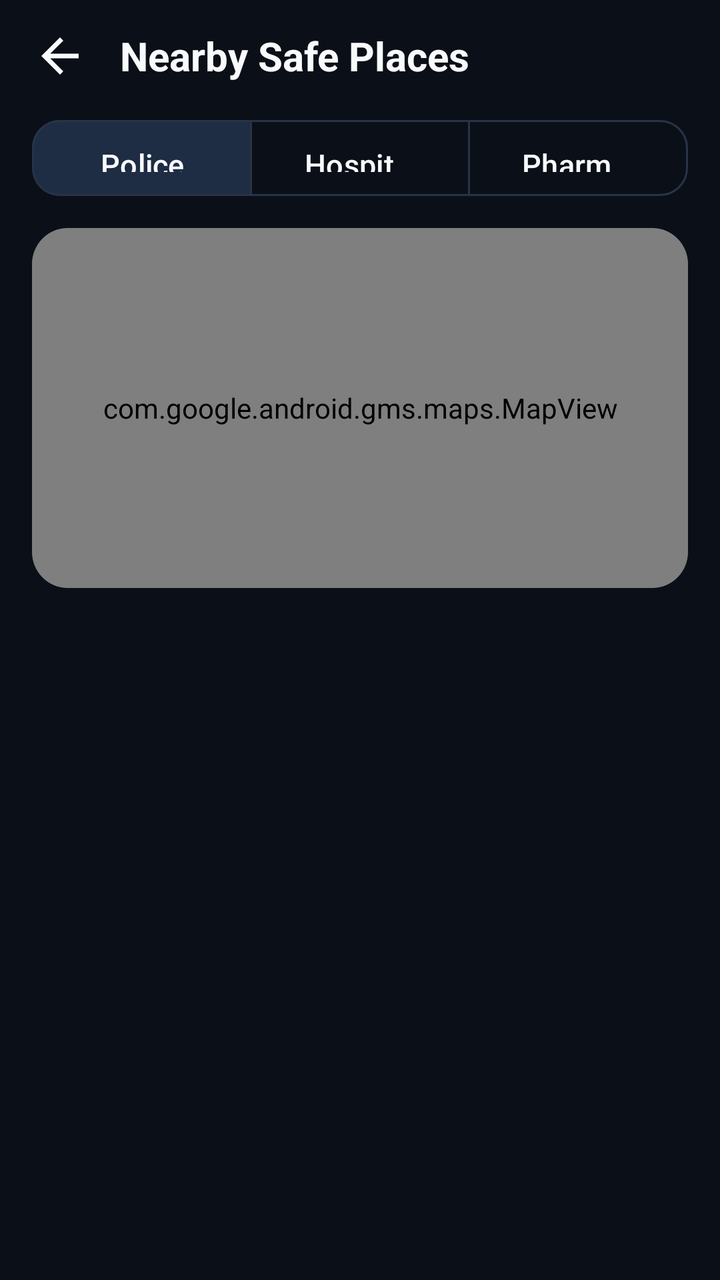
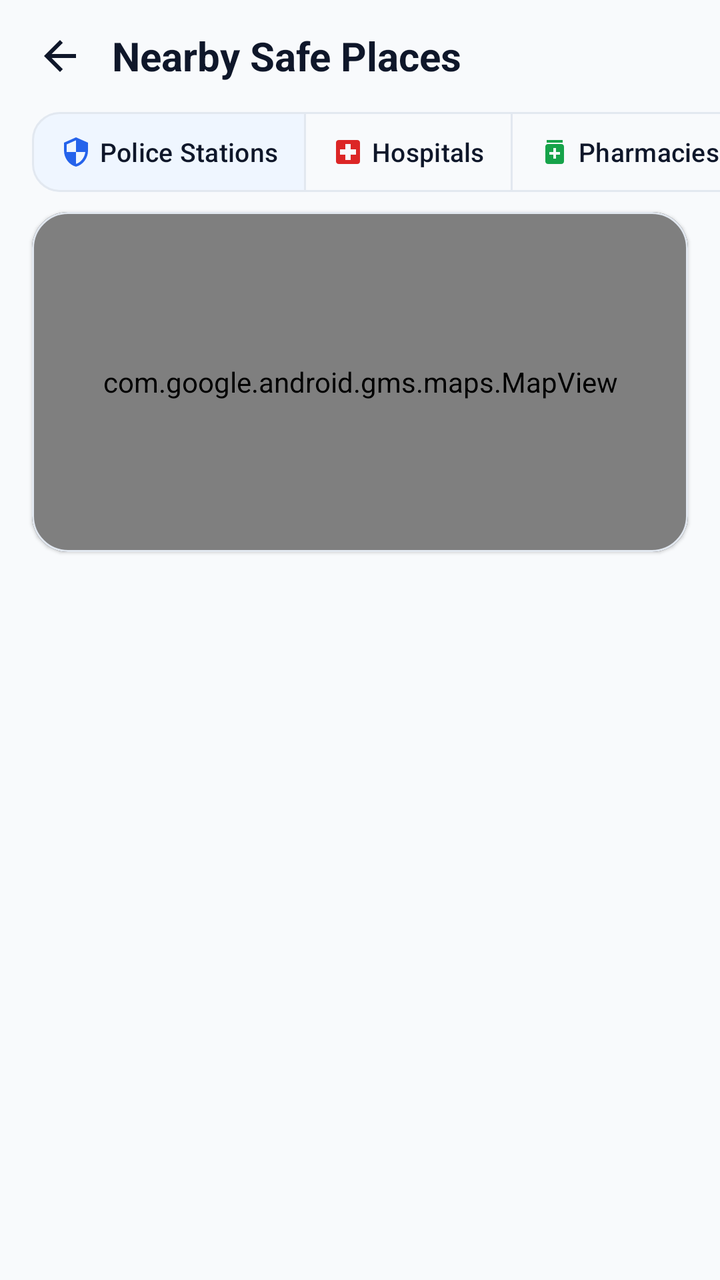

Before-and-after screenshots of an Android layout around one commit, followed by the original layout XML and the change that was made.
<!-- AndroidManifest.xml: application theme Theme.RiskFreeRoutes -->
<!-- res/layout/activity_nearby_places.xml -->
<?xml version="1.0" encoding="utf-8"?>
<androidx.coordinatorlayout.widget.CoordinatorLayout
    xmlns:android="http://schemas.android.com/apk/res/android"
    xmlns:app="http://schemas.android.com/apk/res-auto"
    android:layout_width="match_parent"
    android:layout_height="match_parent"
    android:background="@color/colorBackground">

    <LinearLayout
        android:layout_width="match_parent"
        android:layout_height="match_parent"
        android:orientation="vertical">

        
        <LinearLayout
            android:layout_width="match_parent"
            android:layout_height="56dp"
            android:orientation="horizontal"
            android:gravity="center_vertical"
            android:paddingHorizontal="8dp">

            <ImageView
                android:id="@+id/btn_back"
                android:layout_width="44dp"
                android:layout_height="44dp"
                android:src="@drawable/ic_back"
                app:tint="@color/text_primary"
                android:padding="8dp"
                android:background="?attr/selectableItemBackgroundBorderless"
                android:clickable="true"
                android:focusable="true" />

            <TextView
                android:layout_width="wrap_content"
                android:layout_height="wrap_content"
                android:layout_marginStart="8dp"
                android:text="Nearby Safe Places"
                android:textColor="@color/text_primary"
                android:textSize="20sp"
                android:textStyle="bold" />
        </LinearLayout>

        
        <com.google.android.material.button.MaterialButtonToggleGroup
            android:id="@+id/toggle_filters"
            android:layout_width="match_parent"
            android:layout_height="46dp"
            android:layout_marginHorizontal="16dp"
            android:layout_marginBottom="12dp"
            app:singleSelection="true"
            app:selectionRequired="true"
            app:checkedButton="@+id/btn_filter_police">

            <com.google.android.material.button.MaterialButton
                android:id="@+id/btn_filter_police"
                style="@style/Widget.RiskFreeRoutes.Button.Outlined"
                android:layout_width="0dp"
                android:layout_height="match_parent"
                android:layout_weight="1"
                android:text="Police" />

            <com.google.android.material.button.MaterialButton
                android:id="@+id/btn_filter_hospitals"
                style="@style/Widget.RiskFreeRoutes.Button.Outlined"
                android:layout_width="0dp"
                android:layout_height="match_parent"
                android:layout_weight="1"
                android:text="Hospitals" />

            <com.google.android.material.button.MaterialButton
                android:id="@+id/btn_filter_pharmacies"
                style="@style/Widget.RiskFreeRoutes.Button.Outlined"
                android:layout_width="0dp"
                android:layout_height="match_parent"
                android:layout_weight="1"
                android:text="Pharmacies" />

        </com.google.android.material.button.MaterialButtonToggleGroup>

        
        <androidx.cardview.widget.CardView
            android:layout_width="match_parent"
            android:layout_height="180dp"
            android:layout_marginHorizontal="16dp"
            android:layout_marginBottom="8dp"
            app:cardCornerRadius="@dimen/card_corner_radius"
            app:cardBackgroundColor="@color/colorSurfaceVariant"
            app:cardElevation="0dp">
            
            <com.google.android.gms.maps.MapView
                android:id="@+id/map_view"
                android:layout_width="match_parent"
                android:layout_height="match_parent" />
        </androidx.cardview.widget.CardView>

        <FrameLayout
            android:layout_width="match_parent"
            android:layout_height="match_parent">
            
            
            <ProgressBar
                android:id="@+id/progress_bar"
                android:layout_width="wrap_content"
                android:layout_height="wrap_content"
                android:layout_gravity="center"
                android:visibility="gone"
                android:indeterminateTint="@color/primary_blue_light" />

            
            <LinearLayout
                android:id="@+id/empty_state"
                android:layout_width="match_parent"
                android:layout_height="wrap_content"
                android:orientation="vertical"
                android:gravity="center"
                android:layout_gravity="center"
                android:padding="32dp"
                android:visibility="gone">

                <ImageView
                    android:layout_width="56dp"
                    android:layout_height="56dp"
                    android:src="@drawable/ic_location_pin"
                    app:tint="@color/text_muted" />

                <TextView
                    android:id="@+id/tv_empty_text"
                    android:layout_width="wrap_content"
                    android:layout_height="wrap_content"
                    android:text="No safe places found nearby"
                    android:textColor="@color/text_secondary"
                    android:textSize="15sp"
                    android:layout_marginTop="16dp" />
            </LinearLayout>

            
            <androidx.recyclerview.widget.RecyclerView
                android:id="@+id/rv_places"
                android:layout_width="match_parent"
                android:layout_height="match_parent"
                android:clipToPadding="false"
                android:paddingBottom="16dp" />
        </FrameLayout>

    </LinearLayout>
</androidx.coordinatorlayout.widget.CoordinatorLayout>
<!-- resources referenced by this layout -->
<resources>
  <color name="colorBackground">#0B0F17</color>
  <color name="colorSurfaceVariant">#1C2433</color>
  <color name="primary_blue_light">#60A5FA</color>
  <color name="text_muted">#64748B</color>
  <color name="text_primary">#F8FAFC</color>
  <color name="text_secondary">#94A3B8</color>
  <style name="Theme.RiskFreeRoutes" parent="Theme.Material3.Dark.NoActionBar">
  
          
          <item name="colorPrimary">@color/primary_blue</item>
          <item name="colorPrimaryContainer">@color/primary_blue_dark</item>
          <item name="colorOnPrimary">@color/text_on_primary</item>
  
          <item name="colorSecondary">@color/accent_blue</item>
          <item name="colorSecondaryContainer">@color/primary_blue_subtle</item>
          <item name="colorOnSecondary">@color/colorBackground</item>
  
          <item name="colorTertiary">@color/warning_amber</item>
          <item name="colorError">@color/danger_red</item>
          <item name="colorOnError">@color/text_on_primary</item>
  
          <item name="colorSurface">@color/colorSurface</item>
          <item name="colorSurfaceVariant">@color/colorSurfaceVariant</item>
          <item name="colorOnSurface">@color/text_primary</item>
          <item name="colorOnSurfaceVariant">@color/text_secondary</item>
  
          <item name="android:colorBackground">@color/colorBackground</item>
  
          
          <item name="android:statusBarColor">@color/colorBackground</item>
          <item name="android:navigationBarColor">@color/colorBackground</item>
          <item name="android:windowLightStatusBar">false</item>
          <item name="android:windowLightNavigationBar">false</item>
  
          
          <item name="shapeAppearanceSmallComponent">@style/ShapeAppearance.RiskFreeRoutes.SmallComponent</item>
          <item name="shapeAppearanceMediumComponent">@style/ShapeAppearance.RiskFreeRoutes.MediumComponent</item>
          <item name="shapeAppearanceLargeComponent">@style/ShapeAppearance.RiskFreeRoutes.LargeComponent</item>
  
      </style>
  <color name="colorSurfaceBorder">#283347</color>
  <dimen name="button_height">52dp</dimen>
  <dimen name="button_text_size">15sp</dimen>
  <color name="primary_blue">#3B82F6</color>
  <color name="primary_blue_dark">#2563EB</color>
  <color name="accent_blue">#93C5FD</color>
  <color name="primary_blue_subtle">#1E2C44</color>
  <color name="warning_amber">#F59E0B</color>
  <color name="danger_red">#EF4444</color>
  <color name="colorSurface">#141A24</color>
  <!-- unchanged entries left out for length: 9 -->
</resources>

<!-- the commit's change to res/layout/activity_nearby_places.xml (unified diff, before → after) -->
@@ -25,7 +25,7 @@
                 android:layout_height="44dp"
                 android:src="@drawable/ic_back"
                 app:tint="@color/text_primary"
-                android:padding="8dp"
+                android:padding="10dp"
                 android:background="?attr/selectableItemBackgroundBorderless"
                 android:clickable="true"
                 android:focusable="true" />
@@ -33,7 +33,7 @@
             <TextView
                 android:layout_width="wrap_content"
                 android:layout_height="wrap_content"
-                android:layout_marginStart="8dp"
+                android:layout_marginStart="4dp"
                 android:text="Nearby Safe Places"
                 android:textColor="@color/text_primary"
                 android:textSize="20sp"
@@ -41,57 +41,93 @@
         </LinearLayout>
 
         
-        <com.google.android.material.button.MaterialButtonToggleGroup
-            android:id="@+id/toggle_filters"
-            android:layout_width="match_parent"
-            android:layout_height="46dp"
-            android:layout_marginHorizontal="16dp"
-            android:layout_marginBottom="12dp"
-            app:singleSelection="true"
-            app:selectionRequired="true"
-            app:checkedButton="@+id/btn_filter_police">
-
-            <com.google.android.material.button.MaterialButton
-                android:id="@+id/btn_filter_police"
-                style="@style/Widget.RiskFreeRoutes.Button.Outlined"
-                android:layout_width="0dp"
-                android:layout_height="match_parent"
-                android:layout_weight="1"
-                android:text="Police" />
-
-            <com.google.android.material.button.MaterialButton
-                android:id="@+id/btn_filter_hospitals"
-                style="@style/Widget.RiskFreeRoutes.Button.Outlined"
-                android:layout_width="0dp"
-                android:layout_height="match_parent"
-                android:layout_weight="1"
-                android:text="Hospitals" />
-
-            <com.google.android.material.button.MaterialButton
-                android:id="@+id/btn_filter_pharmacies"
-                style="@style/Widget.RiskFreeRoutes.Button.Outlined"
-                android:layout_width="0dp"
-                android:layout_height="match_parent"
-                android:layout_weight="1"
-                android:text="Pharmacies" />
-
-        </com.google.android.material.button.MaterialButtonToggleGroup>
+        <HorizontalScrollView
+            android:layout_width="match_parent"
+            android:layout_height="wrap_content"
+            android:scrollbars="none"
+            android:clipToPadding="false"
+            android:paddingHorizontal="16dp"
+            android:layout_marginBottom="10dp">
+
+            <com.google.android.material.button.MaterialButtonToggleGroup
+                android:id="@+id/toggle_filters"
+                android:layout_width="wrap_content"
+                android:layout_height="wrap_content"
+                app:singleSelection="true"
+                app:selectionRequired="true"
+                app:checkedButton="@+id/btn_filter_police">
+
+                <com.google.android.material.button.MaterialButton
+                    android:id="@+id/btn_filter_police"
+                    style="@style/Widget.RiskFreeRoutes.Button.Outlined"
+                    android:layout_width="wrap_content"
+                    android:layout_height="wrap_content"
+                    android:minHeight="40dp"
+                    android:paddingHorizontal="14dp"
+                    android:paddingVertical="6dp"
+                    android:text="Police Stations"
+                    android:textSize="13sp"
+                    android:textColor="@color/text_primary"
+                    android:insetTop="0dp"
+                    android:insetBottom="0dp"
+                    app:icon="@drawable/ic_police"
+                    app:iconSize="16dp"
+                    app:iconTint="@color/primary_blue" />
+
+                <com.google.android.material.button.MaterialButton
+                    android:id="@+id/btn_filter_hospitals"
+                    style="@style/Widget.RiskFreeRoutes.Button.Outlined"
+                    android:layout_width="wrap_content"
+                    android:layout_height="wrap_content"
+                    android:minHeight="40dp"
+                    android:paddingHorizontal="14dp"
+                    android:paddingVertical="6dp"
+                    android:text="Hospitals"
+                    android:textSize="13sp"
+                    android:textColor="@color/text_primary"
+                    android:insetTop="0dp"
+                    android:insetBottom="0dp"
+                    app:icon="@drawable/ic_hospital"
+                    app:iconSize="16dp"
+                    app:iconTint="@color/danger_red" />
+
+                <com.google.android.material.button.MaterialButton
+                    android:id="@+id/btn_filter_pharmacies"
+                    style="@style/Widget.RiskFreeRoutes.Button.Outlined"
+                    android:layout_width="wrap_content"
+                    android:layout_height="wrap_content"
+                    android:minHeight="40dp"
+                    android:paddingHorizontal="14dp"
+                    android:paddingVertical="6dp"
+                    android:text="Pharmacies"
+                    android:textSize="13sp"
+                    android:textColor="@color/text_primary"
+                    android:insetTop="0dp"
+                    android:insetBottom="0dp"
+                    app:icon="@drawable/ic_pharmacy"
+                    app:iconSize="16dp"
+                    app:iconTint="@color/success_green" />
+
+            </com.google.android.material.button.MaterialButtonToggleGroup>
+        </HorizontalScrollView>
 
         
-        <androidx.cardview.widget.CardView
-            android:layout_width="match_parent"
-            android:layout_height="180dp"
+        <com.google.android.material.card.MaterialCardView
+            android:layout_width="match_parent"
+            android:layout_height="170dp"
             android:layout_marginHorizontal="16dp"
             android:layout_marginBottom="8dp"
             app:cardCornerRadius="@dimen/card_corner_radius"
             app:cardBackgroundColor="@color/colorSurfaceVariant"
-            app:cardElevation="0dp">
+            app:strokeColor="@color/colorSurfaceBorder"
+            app:strokeWidth="1dp"
+            app:cardElevation="1dp">
             
             <com.google.android.gms.maps.MapView
                 android:id="@+id/map_view"
                 android:layout_width="match_parent"
                 android:layout_height="match_parent" />
-        </androidx.cardview.widget.CardView>
+        </com.google.android.material.card.MaterialCardView>
 
         <FrameLayout
             android:layout_width="match_parent"
@@ -104,7 +140,7 @@
                 android:layout_height="wrap_content"
                 android:layout_gravity="center"
                 android:visibility="gone"
-                android:indeterminateTint="@color/primary_blue_light" />
+                android:indeterminateTint="@color/primary_blue" />
 
             
             <LinearLayout
@@ -117,20 +153,38 @@
                 android:padding="32dp"
                 android:visibility="gone">
 
-                <ImageView
-                    android:layout_width="56dp"
-                    android:layout_height="56dp"
-                    android:src="@drawable/ic_location_pin"
-                    app:tint="@color/text_muted" />
+                <FrameLayout
+                    android:layout_width="72dp"
+                    android:layout_height="72dp"
+                    android:background="@drawable/shape_circle"
+                    android:backgroundTint="@color/primary_blue_subtle">
+
+                    <ImageView
+                        android:layout_width="36dp"
+                        android:layout_height="36dp"
+                        android:layout_gravity="center"
+                        android:src="@drawable/ic_location_pin"
+                        app:tint="@color/primary_blue" />
+                </FrameLayout>
+
+                <TextView
+                    android:layout_width="wrap_content"
+                    android:layout_height="wrap_content"
+                    android:text="No Safe Havens Found in Range"
+                    android:textColor="@color/text_primary"
+                    android:textSize="17sp"
+                    android:textStyle="bold"
+                    android:layout_marginTop="16dp" />
 
                 <TextView
                     android:id="@+id/tv_empty_text"
                     android:layout_width="wrap_content"
                     android:layout_height="wrap_content"
-                    android:text="No safe places found nearby"
+                    android:text="Try switching filters or adjusting your location to find nearby emergency safe points."
                     android:textColor="@color/text_secondary"
-                    android:textSize="15sp"
-                    android:layout_marginTop="16dp" />
+                    android:textSize="13sp"
+                    android:gravity="center"
+                    android:layout_marginTop="6dp" />
             </LinearLayout>
 
             
@@ -139,7 +193,7 @@
                 android:layout_width="match_parent"
                 android:layout_height="match_parent"
                 android:clipToPadding="false"
-                android:paddingBottom="16dp" />
+                android:paddingBottom="24dp" />
         </FrameLayout>
 
     </LinearLayout>
<!-- resource entries referenced after the edit -->
@@ -1,12 +1,47 @@
 <!-- resources referenced by this layout -->
 <resources>
-  <color name="colorBackground">#0B0F17</color>
-  <color name="colorSurfaceVariant">#1C2433</color>
-  <color name="primary_blue_light">#60A5FA</color>
-  <color name="text_muted">#64748B</color>
-  <color name="text_primary">#F8FAFC</color>
-  <color name="text_secondary">#94A3B8</color>
-  <style name="Theme.RiskFreeRoutes" parent="Theme.Material3.Dark.NoActionBar">
+  <color name="colorBackground">#F8FAFC</color>
+  <color name="colorSurfaceVariant">#F1F5F9</color>
+  <color name="text_primary">#0F172A</color>
+  <color name="text_secondary">#475569</color>
+  <!-- drawable ic_hospital (drawable) -->
+  <vector xmlns:android="http://schemas.android.com/apk/res/android"
+      android:width="24dp"
+      android:height="24dp"
+      android:viewportWidth="24"
+      android:viewportHeight="24">
+    <path
+        android:fillColor="@color/text_primary"
+        android:pathData="M19,3H5C3.9,3 3,3.9 3,5v14c0,1.1 0.9,2 2,2h14c1.1,0 2,-0.9 2,-2V5C21,3.9 20.1,3 19,3zM18,14h-4v4h-4v-4H6v-4h4V6h4v4h4V14z"/>
+  </vector>
+  <!-- drawable ic_pharmacy (drawable) -->
+  <vector xmlns:android="http://schemas.android.com/apk/res/android"
+      android:width="24dp"
+      android:height="24dp"
+      android:viewportWidth="24"
+      android:viewportHeight="24">
+    <path
+        android:fillColor="@color/text_primary"
+        android:pathData="M6,3h12v2H6V3zm11,3H7c-1.1,0 -2,0.9 -2,2v11c0,1.1 0.9,2 2,2h10c1.1,0 2,-0.9 2,-2V8c0,-1.1 -0.9,-2 -2,-2zm-1,8h-3v3h-2v-3H8v-2h3V9h2v3h3v2z"/>
+  </vector>
+  <!-- drawable ic_police (drawable) -->
+  <vector xmlns:android="http://schemas.android.com/apk/res/android"
+      android:width="24dp"
+      android:height="24dp"
+      android:viewportWidth="24"
+      android:viewportHeight="24">
+    <path
+        android:fillColor="@color/text_primary"
+        android:pathData="M12,1L3,5v6c0,5.55 3.84,10.74 9,12 5.16,-1.26 9,-6.45 9,-12V5l-9,-4zm0,10.99h7c-0.53,4.12 -3.28,7.79 -7,8.94V12H5V6.3l7,-3.11v8.8z"/>
+  </vector>
+  <!-- drawable shape_circle (drawable) -->
+  <?xml version="1.0" encoding="utf-8"?>
+  <shape xmlns:android="http://schemas.android.com/apk/res/android"
+      android:shape="oval">
+      
+      <solid android:color="#FFFFFF" />
+  </shape>
+  <style name="Theme.RiskFreeRoutes" parent="Theme.Material3.Light.NoActionBar">
   
           
           <item name="colorPrimary">@color/primary_blue</item>
@@ -31,8 +66,8 @@
           
           <item name="android:statusBarColor">@color/colorBackground</item>
           <item name="android:navigationBarColor">@color/colorBackground</item>
-          <item name="android:windowLightStatusBar">false</item>
-          <item name="android:windowLightNavigationBar">false</item>
+          <item name="android:windowLightStatusBar">true</item>
+          <item name="android:windowLightNavigationBar">true</item>
   
           
           <item name="shapeAppearanceSmallComponent">@style/ShapeAppearance.RiskFreeRoutes.SmallComponent</item>
@@ -40,16 +75,17 @@
           <item name="shapeAppearanceLargeComponent">@style/ShapeAppearance.RiskFreeRoutes.LargeComponent</item>
   
       </style>
-  <color name="colorSurfaceBorder">#283347</color>
+  <color name="colorSurfaceBorder">#E2E8F0</color>
   <dimen name="button_height">52dp</dimen>
   <dimen name="button_text_size">15sp</dimen>
-  <color name="primary_blue">#3B82F6</color>
-  <color name="primary_blue_dark">#2563EB</color>
-  <color name="accent_blue">#93C5FD</color>
-  <color name="primary_blue_subtle">#1E2C44</color>
-  <color name="warning_amber">#F59E0B</color>
-  <color name="danger_red">#EF4444</color>
-  <color name="colorSurface">#141A24</color>
+  <color name="primary_blue">#2563EB</color>
+  <color name="primary_blue_dark">#1D4ED8</color>
+  <color name="accent_blue">#1D4ED8</color>
+  <color name="primary_blue_subtle">#EFF6FF</color>
+  <color name="success_green">#16A34A</color>
+  <color name="warning_amber">#D97706</color>
+  <color name="danger_red">#DC2626</color>
+  <color name="colorSurface">#FFFFFF</color>
   <!-- unchanged entries left out for length: 9 -->
 </resources>
 
